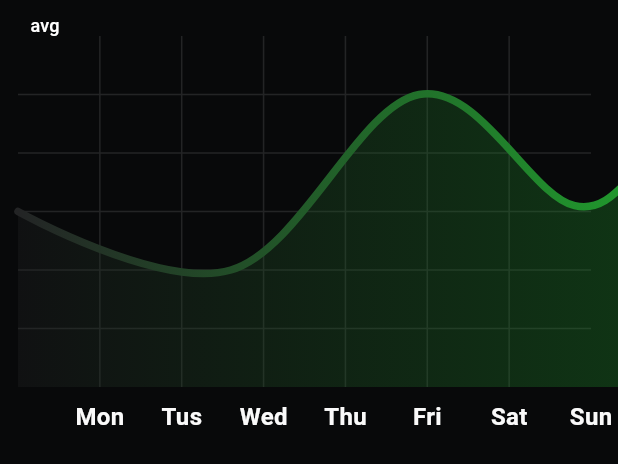
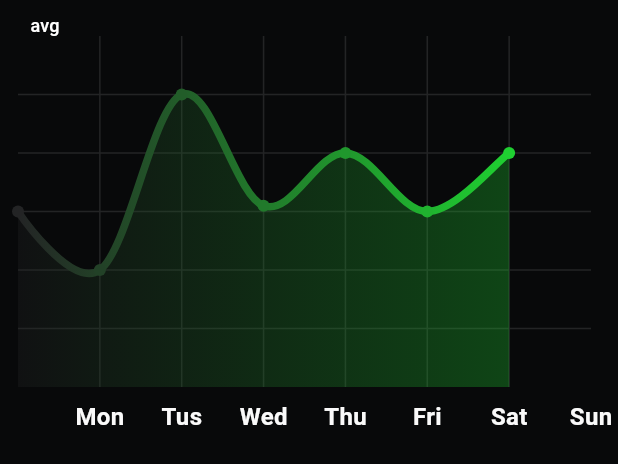
Before and after one commit to bashar2622/cypher, a Flutter app: the LineChartSample2 widget shown alone on an empty page, opened directly, on a phone screen of 412 x 824 dp. Shown: the top 464 px of the screen. Run offline on Flutter 3.47's test engine with Material 3 defaults, Android fonts, the phone set to English and light mode, and no system bars; drawn by our look-alikes of fl_chart; our stand-ins replace bloc, flutter_bloc, get_it, go_router, shimmer.

Commit message:
last  version

```diff
--- a/lib/features/home/presentation/widgets/chart.dart
+++ b/lib/features/home/presentation/widgets/chart.dart
@@ -114,8 +114,92 @@ class _LineChartSample2State extends State<LineChartSample2> {
     return Text(text, style: style, textAlign: TextAlign.left);
   }
 
+  // LineChartData mainData() {
+  //   return LineChartData(
+  //     gridData: FlGridData(
+  //       show: true,
+  //       drawVerticalLine: true,
+  //       horizontalInterval: 1,
+  //       verticalInterval: 1,
+  //       getDrawingHorizontalLine: (value) {
+  //         return FlLine(color: ColorsPalette.fiveColor, strokeWidth: 1);
+  //       },
+  //       getDrawingVerticalLine: (value) {
+  //         return const FlLine(color: ColorsPalette.fiveColor, strokeWidth: 1);
+  //       },
+  //     ),
+  //     titlesData: FlTitlesData(
+  //       show: true,
+  //       rightTitles: const AxisTitles(
+  //         sideTitles: SideTitles(showTitles: false),
+  //       ),
+  //       topTitles: const AxisTitles(sideTitles: SideTitles(showTitles: false)),
+  //       bottomTitles: AxisTitles(
+  //         sideTitles: SideTitles(
+  //           showTitles: true,
+  //           reservedSize: 30,
+  //           interval: 1,
+  //           getTitlesWidget: bottomTitleWidgets,
+  //         ),
+  //       ),
+  //       leftTitles: const AxisTitles(sideTitles: SideTitles(showTitles: false)),
+  //     ),
+  //     borderData: FlBorderData(show: false),
+  //     minX: 0,
+  //     maxX: 7,
+  //     minY: 0,
+  //     maxY: 6,
+  //     lineBarsData: [
+  //       LineChartBarData(
+  //         spots: const [
+  //           FlSpot(0, 3),
+  //           FlSpot(2.6, 2),
+  //           FlSpot(4.9, 5),
+  //           FlSpot(6.8, 3.1),
+  //           FlSpot(8, 4),
+  //           FlSpot(9.5, 3),
+  //           FlSpot(11, 4),
+  //         ],
+  //         isCurved: true,
+  //         gradient: LinearGradient(colors: gradientColors),
+  //         barWidth: 5,
+  //         isStrokeCapRound: true,
+  //         dotData: const FlDotData(show: false),
+  //         belowBarData: BarAreaData(
+  //           show: true,
+  //           gradient: LinearGradient(
+  //             colors: gradientColors
+  //                 .map((color) => color.withValues(alpha: 0.3))
+  //                 .toList(),
+  //           ),
+  //         ),
+  //       ),
+  //     ],
+  //   );
+  // }
+
   LineChartData mainData() {
     return LineChartData(
+      lineTouchData: LineTouchData(
+        handleBuiltInTouches: true,
+        touchTooltipData: LineTouchTooltipData(
+          // ignore: deprecated_member_use
+          // tooltipBgColor: ColorsPalette.primaryColor.withOpacity(0.8),
+          getTooltipItems: (touchedSpots) {
+            return touchedSpots.map((LineBarSpot touchedSpot) {
+              final day = touchedSpot.x;
+              final value = touchedSpot.y;
+              return LineTooltipItem(
+                'Day: ${_getDayLabel(day)}\nValue: ${value.toStringAsFixed(1)}',
+                const TextStyle(
+                  color: Colors.white,
+                  fontWeight: FontWeight.bold,
+                ),
+              );
+            }).toList();
+          },
+        ),
+      ),
       gridData: FlGridData(
         show: true,
         drawVerticalLine: true,
@@ -137,7 +221,6 @@ class _LineChartSample2State extends State<LineChartSample2> {
         bottomTitles: AxisTitles(
           sideTitles: SideTitles(
             showTitles: true,
-
             reservedSize: 30,
             interval: 1,
             getTitlesWidget: bottomTitleWidgets,
@@ -146,7 +229,6 @@ class _LineChartSample2State extends State<LineChartSample2> {
         leftTitles: const AxisTitles(sideTitles: SideTitles(showTitles: false)),
       ),
       borderData: FlBorderData(show: false),
-
       minX: 0,
       maxX: 7,
       minY: 0,
@@ -155,23 +237,23 @@ class _LineChartSample2State extends State<LineChartSample2> {
         LineChartBarData(
           spots: const [
             FlSpot(0, 3),
-            FlSpot(2.6, 2),
-            FlSpot(4.9, 5),
-            FlSpot(6.8, 3.1),
-            FlSpot(8, 4),
-            FlSpot(9.5, 3),
-            FlSpot(11, 4),
+            FlSpot(1, 2),
+            FlSpot(2, 5),
+            FlSpot(3, 3.1),
+            FlSpot(4, 4),
+            FlSpot(5, 3),
+            FlSpot(6, 4),
           ],
           isCurved: true,
           gradient: LinearGradient(colors: gradientColors),
           barWidth: 5,
           isStrokeCapRound: true,
-          dotData: const FlDotData(show: false),
+          dotData: const FlDotData(show: true),
           belowBarData: BarAreaData(
             show: true,
             gradient: LinearGradient(
               colors: gradientColors
-                  .map((color) => color.withValues(alpha: 0.3))
+                  .map((color) => color.withOpacity(0.3))
                   .toList(),
             ),
           ),
@@ -273,3 +355,24 @@ class _LineChartSample2State extends State<LineChartSample2> {
     );
   }
 }
+
+String _getDayLabel(double value) {
+  switch (value.toInt()) {
+    case 0:
+      return 'Mon';
+    case 1:
+      return 'Tue';
+    case 2:
+      return 'Wed';
+    case 3:
+      return 'Thu';
+    case 4:
+      return 'Fri';
+    case 5:
+      return 'Sat';
+    case 6:
+      return 'Sun';
+    default:
+      return '';
+  }
+}
```
